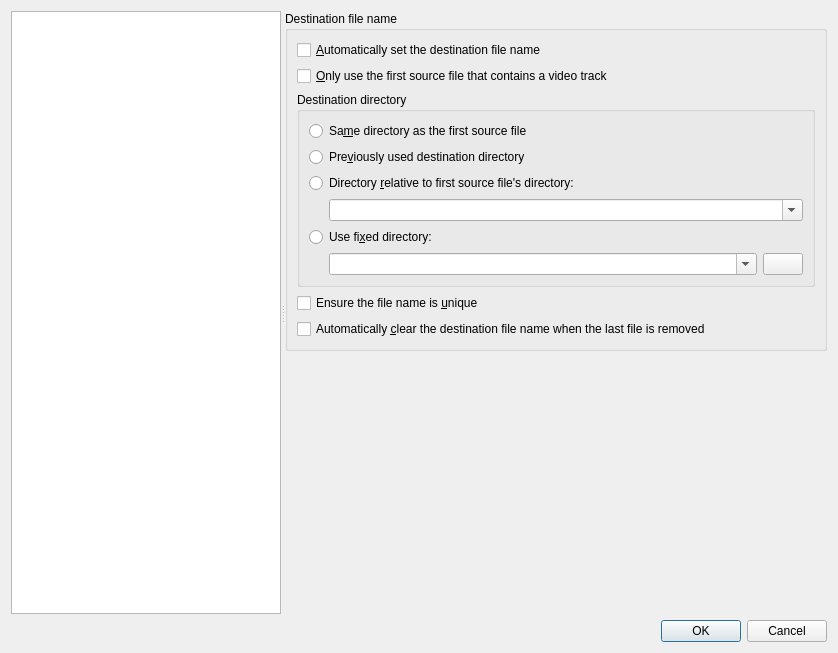
Before: the Qt Designer form src/mkvtoolnix-gui/forms/main_window/preferences_dialog.ui in jpsdr/MKVToolnix-Windows-7, drawn with Qt 5.
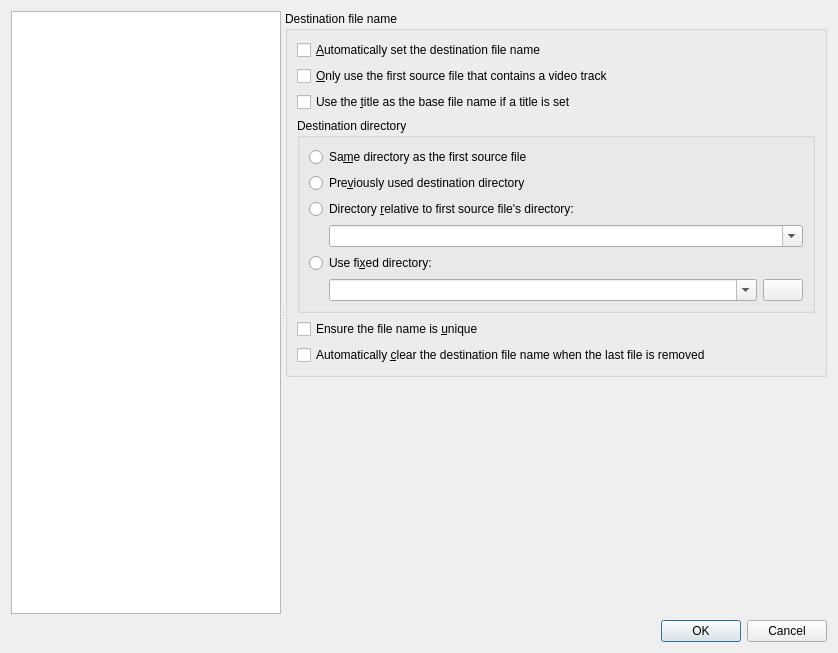
After: the same form once the commit is applied. The open tabs and pages were chosen to show the change. Icons and pictures are not drawn. Custom widgets are drawn as their Qt base class.

Commit message:
GUI: mux: add option for disabling setting destination file name from file title
Implements #2648.

```diff
--- a/src/mkvtoolnix-gui/forms/main_window/preferences_dialog.ui
+++ b/src/mkvtoolnix-gui/forms/main_window/preferences_dialog.ui
@@ -971,6 +971,13 @@
              </property>
             </widget>
            </item>
+           <item>
+            <widget class="QCheckBox" name="cbMSetDestinationFromTitle">
+             <property name="text">
+              <string>Use the &amp;title as the base file name if a title is set</string>
+             </property>
+            </widget>
+           </item>
            <item>
             <widget class="QGroupBox" name="gbDestinationDirectory">
              <property name="title">
```
Left out of the diff: 1 changed line with no effect on the pictures. The commit also changes 6 other files.
